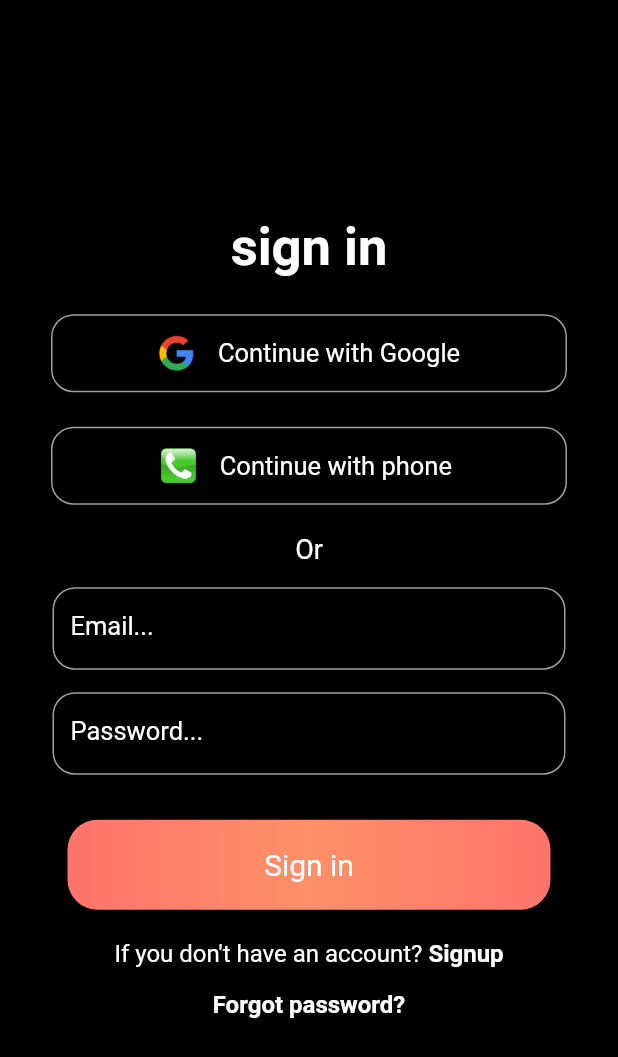
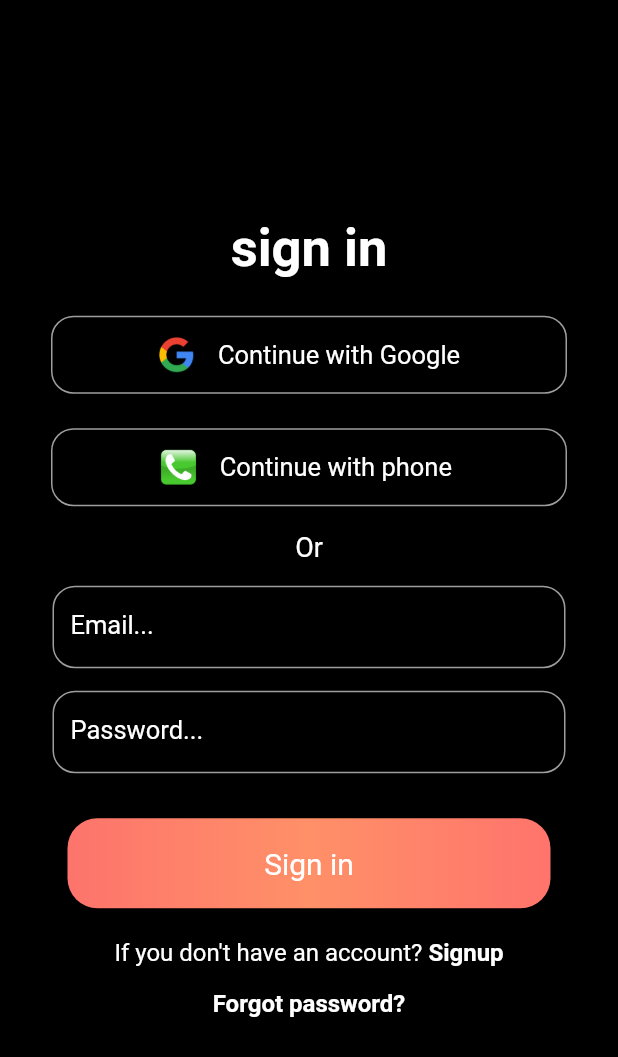
Before and after one commit to aswadevsagara/Todo_List, a Flutter app: the screen it shows after launch, after a tap on "Login", on a phone screen of 412 x 824 dp. Shown: the top 1057 px of the screen. Run offline on Flutter 3.47's test engine with Material 2 defaults, Android fonts, the phone set to English and light mode, and no system bars; our stand-ins replace firebase_auth, firebase_core, flutter_secure_storage, google_sign_in; accounts and stored records are empty; network calls fail.

Commit message:
change 2

```diff
--- a/lib/pages/signin_page.dart
+++ b/lib/pages/signin_page.dart
@@ -50,7 +50,7 @@ class _SigninPageState extends State<SigninPage> {
                   imagepath: 'asset/Phone_svg.png',
                   sizeofbtn: 25),
               SizedBox(
-                height: 15,
+                height: 13,
               ),
               Padding(
                 padding: const EdgeInsets.only(bottom: 15),
```
